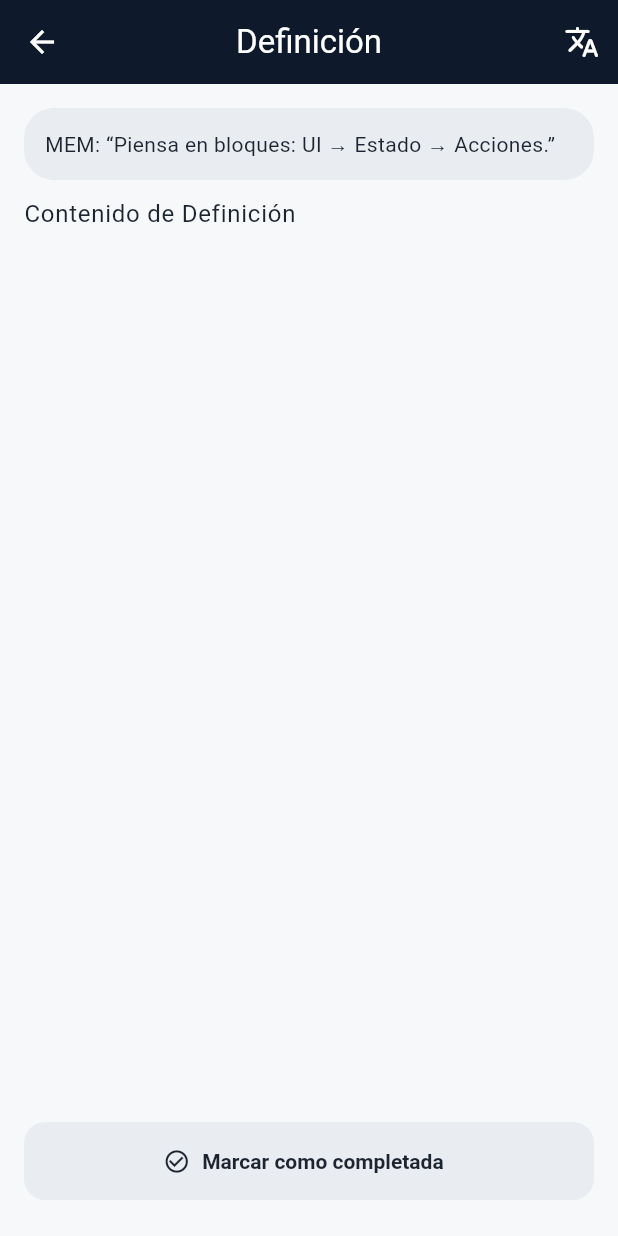
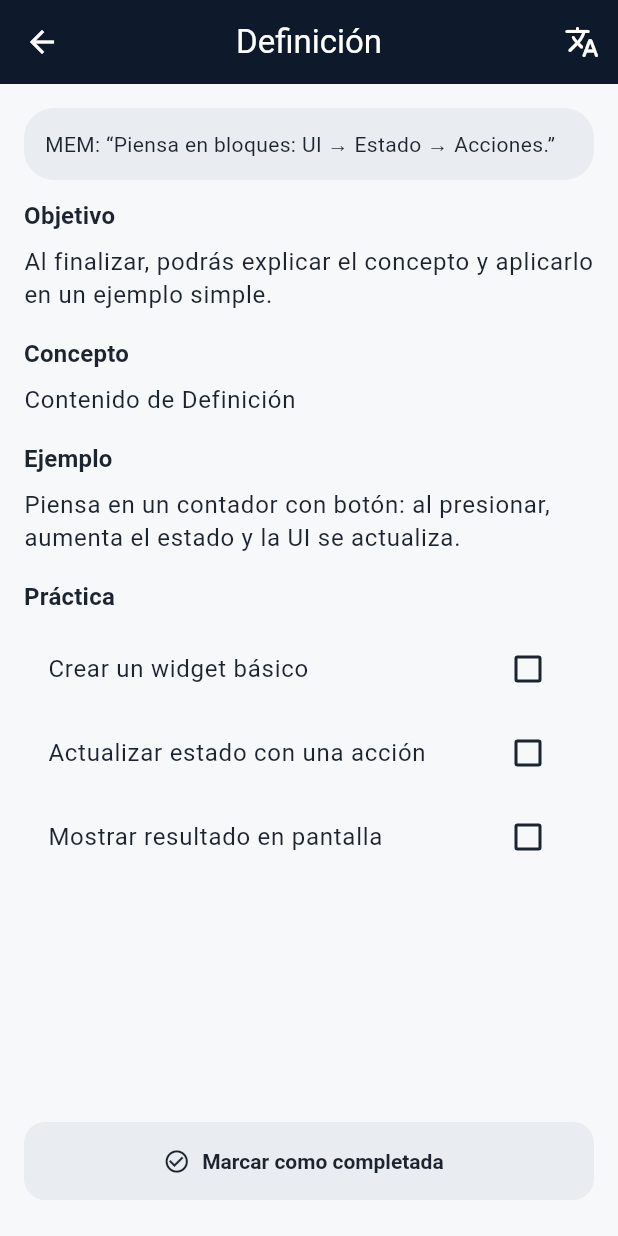
Before and after one commit to Carlosjc97/aelion, a Flutter app: the ModuleOutlineView screen opened by its route, after a tap on "Introducción", after a tap on "Definición", on a phone screen of 412 x 824 dp. Run offline on Flutter 3.47's test engine with Material 3 defaults, Android fonts, the phone set to English and light mode, and no system bars; our stand-ins replace flutter_dotenv, shared_preferences; accounts and stored records are empty; network calls fail.

Commit message:
feat(lesson): checklist + progreso local

```diff
--- a/lib/features/lesson/lesson_view.dart
+++ b/lib/features/lesson/lesson_view.dart
@@ -5,7 +5,7 @@ import '../../services/progress_service.dart';
 class LessonView extends StatefulWidget {
   static const routeName = '/lesson';
 
-  // AHORA REQUERIDOS (coinciden con ModuleOutlineView y router):
+  // IDs requeridos para progreso/bloqueos
   final String courseId;
   final String moduleId;
   final String lessonId;
@@ -46,6 +46,10 @@ class _LessonViewState extends State<LessonView> {
   late String _contentEs;
   late String _contentEn;
 
+  // Checklist de práctica (3 pasos de ejemplo, persistentes por lección)
+  final int _practiceLen = 3;
+  late List<bool> _practiceChecks;
+
   bool get _locked =>
       widget.isPremiumEnabled && widget.isPremiumLesson; // candado solo si flag activo
 
@@ -58,10 +62,32 @@ class _LessonViewState extends State<LessonView> {
     _contentEs = widget.content;
     _contentEn = 'English version of: ${widget.content}';
 
-    // “Mem” (mnemotecnia) simple de ejemplo
     _mem = _lang == 'es'
         ? 'MEM: “Piensa en bloques: UI → Estado → Acciones.”'
         : 'MEM: “Think in blocks: UI → State → Actions.”';
+
+    _practiceChecks = List<bool>.filled(_practiceLen, false);
+    _loadPractice();
+  }
+
+  Future<void> _loadPractice() async {
+    final data = await progress.loadLessonChecklist(
+      courseId: widget.courseId,
+      moduleId: widget.moduleId,
+      lessonId: widget.lessonId,
+      length: _practiceLen,
+    );
+    if (!mounted) return;
+    setState(() => _practiceChecks = data);
+  }
+
+  Future<void> _savePractice() async {
+    await progress.saveLessonChecklist(
+      courseId: widget.courseId,
+      moduleId: widget.moduleId,
+      lessonId: widget.lessonId,
+      checks: _practiceChecks,
+    );
   }
 
   void _switchLang() {
@@ -74,13 +100,12 @@ class _LessonViewState extends State<LessonView> {
   }
 
   Future<void> _markDone() async {
-    // Marca como completada en progreso local con las 3 claves (course/module/lesson)
+    // Marca como completada en progreso local
     await progress.markLessonCompleted(
       courseId: widget.courseId,
       moduleId: widget.moduleId,
       lessonId: widget.lessonId,
     );
-
     if (!mounted) return;
     Navigator.pop(context, {'completed': true});
     ScaffoldMessenger.of(context).showSnackBar(
@@ -130,12 +155,59 @@ class _LessonViewState extends State<LessonView> {
                     ),
                     const SizedBox(height: 12),
 
-                    // Contenido bilingüe
+                    // SECCIONES
                     Expanded(
                       child: SingleChildScrollView(
-                        child: Text(
-                          _lang == 'es' ? _contentEs : _contentEn,
-                          style: text.bodyLarge,
+                        child: Column(
+                          crossAxisAlignment: CrossAxisAlignment.start,
+                          children: [
+                            _SectionTitle(text: _lang == 'es' ? 'Objetivo' : 'Objective'),
+                            Text(
+                              _lang == 'es'
+                                  ? 'Al finalizar, podrás explicar el concepto y aplicarlo en un ejemplo simple.'
+                                  : 'By the end, you will explain the concept and apply it in a simple example.',
+                              style: text.bodyLarge,
+                            ),
+                            const SizedBox(height: 16),
+
+                            _SectionTitle(text: _lang == 'es' ? 'Concepto' : 'Concept'),
+                            Text(
+                              _lang == 'es' ? _contentEs : _contentEn,
+                              style: text.bodyLarge,
+                            ),
+                            const SizedBox(height: 16),
+
+                            _SectionTitle(text: _lang == 'es' ? 'Ejemplo' : 'Example'),
+                            Text(
+                              _lang == 'es'
+                                  ? 'Piensa en un contador con botón: al presionar, aumenta el estado y la UI se actualiza.'
+                                  : 'Think of a counter with a button: pressing increases state and UI updates.',
+                              style: text.bodyLarge,
+                            ),
+                            const SizedBox(height: 16),
+
+                            _SectionTitle(text: _lang == 'es' ? 'Práctica' : 'Practice'),
+                            ...List.generate(_practiceLen, (i) {
+                              final labelEs = [
+                                'Crear un widget básico',
+                                'Actualizar estado con una acción',
+                                'Mostrar resultado en pantalla',
+                              ][i];
+                              final labelEn = [
+                                'Create a basic widget',
+                                'Update state with an action',
+                                'Render the result on screen',
+                              ][i];
+                              return CheckboxListTile(
+                                value: _practiceChecks[i],
+                                onChanged: (v) async {
+                                  setState(() => _practiceChecks[i] = v ?? false);
+                                  await _savePractice();
+                                },
+                                title: Text(_lang == 'es' ? labelEs : labelEn),
+                              );
+                            }),
+                          ],
                         ),
                       ),
                     ),
@@ -144,12 +216,27 @@ class _LessonViewState extends State<LessonView> {
                     FilledButton.icon(
                       onPressed: _markDone,
                       icon: const Icon(Icons.check_circle_outline),
-                      label: const Text('Marcar como completada'),
+                      label: Text(_lang == 'es'
+                          ? 'Marcar como completada'
+                          : 'Mark as completed'),
                     ),
                   ],
                 ),
               ),
       ),
+    );
+  }
+}
+
+class _SectionTitle extends StatelessWidget {
+  final String text;
+  const _SectionTitle({required this.text});
+  @override
+  Widget build(BuildContext context) {
+    final t = Theme.of(context).textTheme;
+    return Padding(
+      padding: const EdgeInsets.only(bottom: 8.0),
+      child: Text(text, style: t.titleMedium?.copyWith(fontWeight: FontWeight.w700)),
     );
   }
 }
--- a/lib/services/progress_service.dart
+++ b/lib/services/progress_service.dart
@@ -1,8 +1,9 @@
 import 'dart:convert';
 import 'package:shared_preferences/shared_preferences.dart';
 
-/// Guarda y actualiza el progreso de un curso en local (SharedPreferences)
-/// Estructura esperada (como la que ya usamos en ModuleOutlineView):
+/// Servicio de progreso local usando SharedPreferences.
+///
+/// Estructura de curso esperada (igual a la usada en ModuleOutlineView):
 /// {
 ///   "topic": "...",
 ///   "modules": [
@@ -23,6 +24,7 @@ class ProgressService {
 
   String _key(String courseId) => '$_prefix$courseId';
 
+  /// Lee el JSON de progreso del curso [courseId].
   Future<Map<String, dynamic>?> load(String courseId) async {
     final prefs = await SharedPreferences.getInstance();
     final raw = prefs.getString(_key(courseId));
@@ -34,12 +36,14 @@ class ProgressService {
     }
   }
 
+  /// Guarda el JSON de progreso del curso [courseId].
   Future<void> save(String courseId, Map<String, dynamic> data) async {
     final prefs = await SharedPreferences.getInstance();
     await prefs.setString(_key(courseId), jsonEncode(data));
   }
 
-  /// Marca la lección como completada y desbloquea la siguiente
+  /// Marca la lección como completada y desbloquea la siguiente.
+  ///
   /// - Desbloquea la siguiente lección del mismo módulo.
   /// - Si no hay más lecciones, desbloquea la primera del siguiente módulo.
   /// Devuelve el curso actualizado (o null si algo falla).
@@ -55,7 +59,8 @@ class ProgressService {
     final mIndex = modules.indexWhere((m) => m['id'] == moduleId);
     if (mIndex < 0) return data;
 
-    final lessons = (modules[mIndex]['lessons'] as List).cast<Map<String, dynamic>>();
+    final lessons =
+        (modules[mIndex]['lessons'] as List).cast<Map<String, dynamic>>();
     final lIndex = lessons.indexWhere((l) => l['id'] == lessonId);
     if (lIndex < 0) return data;
 
@@ -70,7 +75,8 @@ class ProgressService {
       if (mIndex + 1 < modules.length) {
         final nextModule = modules[mIndex + 1];
         nextModule['locked'] = false;
-        final nextLessons = (nextModule['lessons'] as List).cast<Map<String, dynamic>>();
+        final nextLessons =
+            (nextModule['lessons'] as List).cast<Map<String, dynamic>>();
         if (nextLessons.isNotEmpty) nextLessons.first['locked'] = false;
       }
     }
@@ -78,4 +84,40 @@ class ProgressService {
     await save(courseId, data);
     return data;
   }
+
+  // ---------------------------------------------------------------------------
+  // Checklist por lección (persistencia simple por IDs de curso/módulo/lección)
+  // ---------------------------------------------------------------------------
+
+  /// Carga un checklist de práctica para una lección.
+  /// Si no existe, devuelve una lista del tamaño [length] rellenada con `false`.
+  Future<List<bool>> loadLessonChecklist({
+    required String courseId,
+    required String moduleId,
+    required String lessonId,
+    required int length,
+  }) async {
+    final prefs = await SharedPreferences.getInstance();
+    final key = 'chk_${courseId}_${moduleId}_${lessonId}';
+    final raw = prefs.getStringList(key);
+    if (raw == null || raw.length != length) {
+      return List<bool>.filled(length, false);
+    }
+    return raw.map((e) => e == '1').toList();
+  }
+
+  /// Guarda el checklist de práctica para una lección.
+  Future<void> saveLessonChecklist({
+    required String courseId,
+    required String moduleId,
+    required String lessonId,
+    required List<bool> checks,
+  }) async {
+    final prefs = await SharedPreferences.getInstance();
+    final key = 'chk_${courseId}_${moduleId}_${lessonId}';
+    await prefs.setStringList(
+      key,
+      checks.map((e) => (e ? '1' : '0')).toList(),
+    );
+  }
 }
```
